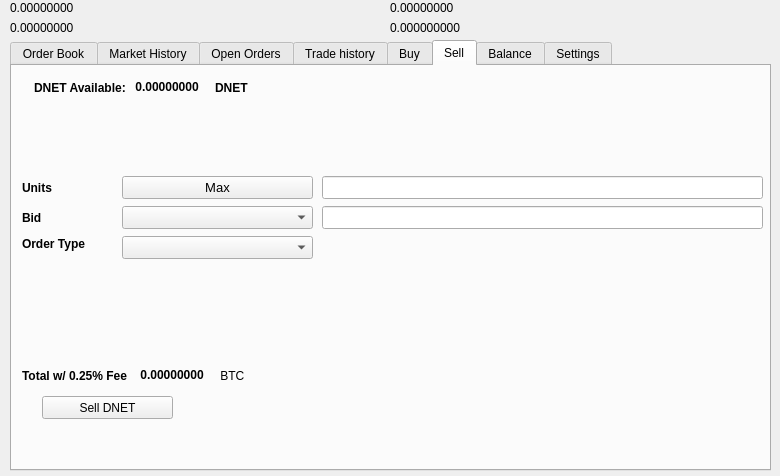
eons-finance/ALQO, file src/qt/forms/tradingdialog.ui: the form before one commit.
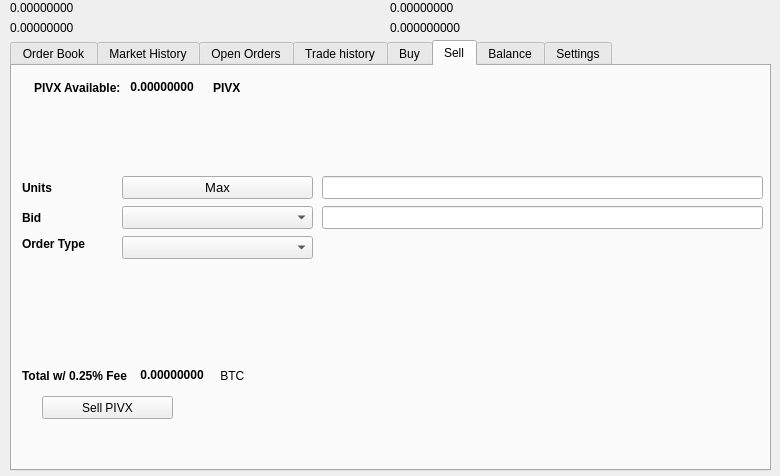
The form after the commit. The open tabs and pages were chosen to show the change. Icons and pictures are not drawn.

Commit message: substitute DNET -> PIVX

Patch:
```diff
--- a/src/qt/forms/tradingdialog.ui
+++ b/src/qt/forms/tradingdialog.ui
@@ -1566,7 +1566,7 @@
       </rect>
      </property>
      <property name="text">
-      <string>Sell DNET</string>
+      <string>Sell PIVX</string>
      </property>
      <property name="icon">
       <iconset resource="../darknet.qrc">
@@ -1592,7 +1592,7 @@
          </font>
         </property>
         <property name="text">
-         <string>DNET Available:</string>
+         <string>PIVX Available:</string>
         </property>
        </widget>
       </item>
@@ -2036,7 +2036,7 @@
          </font>
         </property>
         <property name="text">
-         <string>DNET</string>
+         <string>PIVX</string>
         </property>
        </widget>
       </item>
```
Left out of the diff: 34 changed lines with no effect on the pictures. The commit also changes 59 other files.
